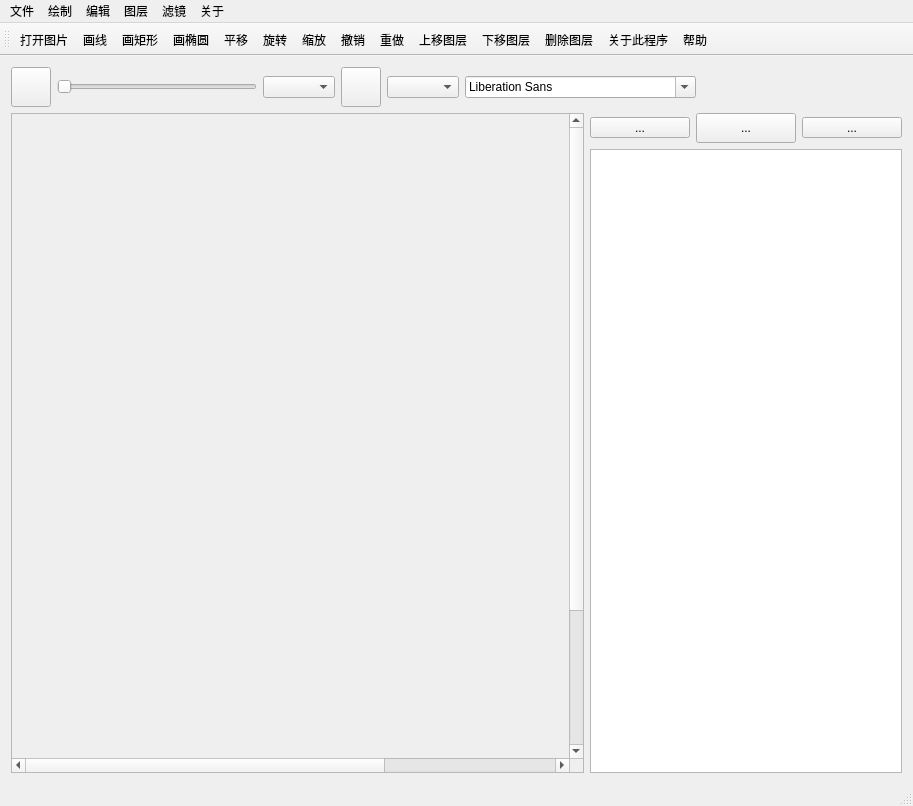
Above: src/View/mainwindow.ui from RayeRen/MiniPhotoShop before the change. Below: the same form after it.
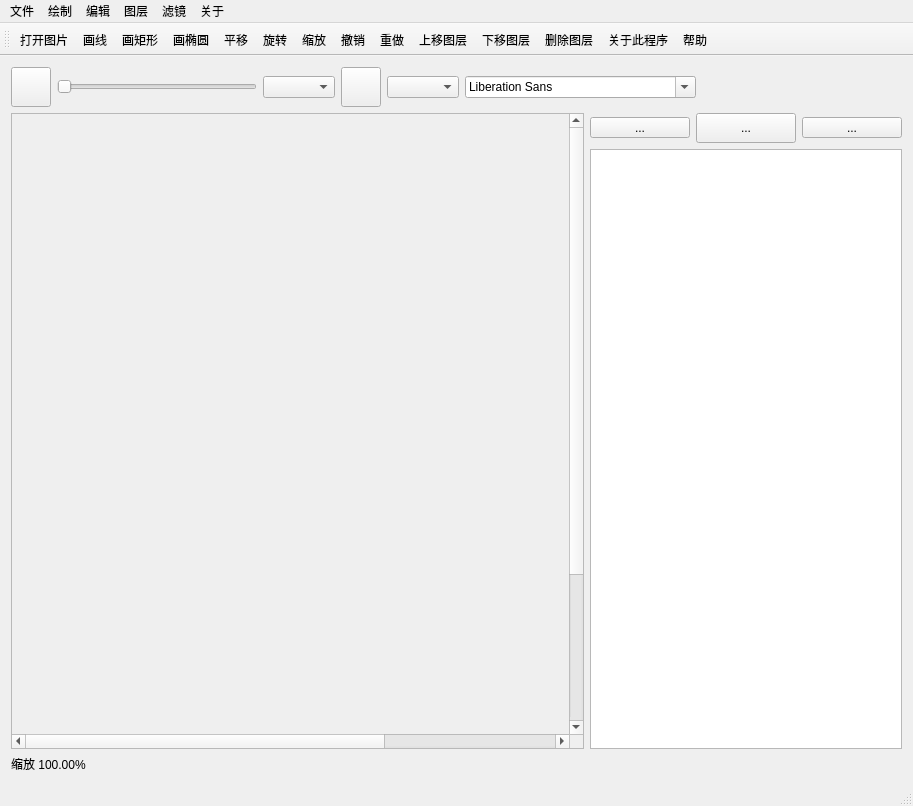
That is the form after the change. Icons and pictures are not drawn. Custom widgets are drawn as their Qt base class.

Commit message: 增加了视图的缩放功能

The edit to the form file:
```diff
--- a/src/View/mainwindow.ui
+++ b/src/View/mainwindow.ui
@@ -150,6 +150,12 @@
          <layout class="QHBoxLayout" name="horizontalLayout_2">
           <item>
            <widget class="ImageWidget" name="MainDisplayWidget" native="true">
+            <property name="sizePolicy">
+             <sizepolicy hsizetype="Expanding" vsizetype="Expanding">
+              <horstretch>0</horstretch>
+              <verstretch>0</verstretch>
+             </sizepolicy>
+            </property>
             <property name="minimumSize">
              <size>
               <width>800</width>
@@ -158,8 +164,8 @@
             </property>
             <property name="maximumSize">
              <size>
-              <width>800</width>
-              <height>800</height>
+              <width>3000</width>
+              <height>3000</height>
              </size>
             </property>
            </widget>
@@ -245,6 +251,13 @@
       </item>
      </layout>
     </item>
+    <item>
+     <widget class="QLabel" name="scaleLabel">
+      <property name="text">
+       <string>缩放 100.00%</string>
+      </property>
+     </widget>
+    </item>
    </layout>
   </widget>
   <widget class="QMenuBar" name="menuBar">
```
The commit also changes 10 other files.
